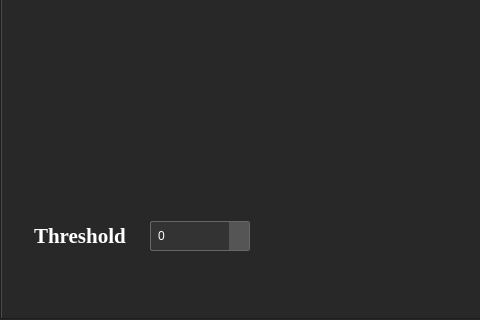
Before: the Qt Designer form MainWindow.ui in fadymohsen/VisionWithHarrisSIFT, drawn with Qt 5; both pictures show x 0 to 480 and y 365 to 685 of the 983 by 685 pixel window.
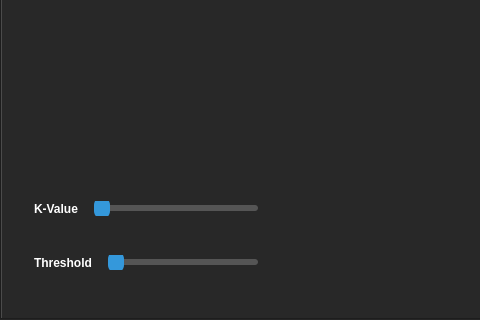
After: the same form once the commit is applied. Custom widgets are drawn as their Qt base class.

Commit message: Remove Spin Box to be Replaced by Sliders

Patch:
```diff
--- a/MainWindow.ui
+++ b/MainWindow.ui
@@ -1086,30 +1086,129 @@
             <item>
              <layout class="QHBoxLayout" name="horizontalLayout_2">
               <item>
-               <widget class="QLabel" name="label_6">
+               <widget class="QLabel" name="label_23">
+                <property name="sizePolicy">
+                 <sizepolicy hsizetype="Fixed" vsizetype="Preferred">
+                  <horstretch>0</horstretch>
+                  <verstretch>0</verstretch>
+                 </sizepolicy>
+                </property>
+                <property name="text">
+                 <string>K-Value</string>
+                </property>
+               </widget>
+              </item>
+              <item>
+               <spacer name="horizontalSpacer_40">
+                <property name="orientation">
+                 <enum>Qt::Horizontal</enum>
+                </property>
+                <property name="sizeType">
+                 <enum>QSizePolicy::Fixed</enum>
+                </property>
+                <property name="sizeHint" stdset="0">
+                 <size>
+                  <width>10</width>
+                  <height>20</height>
+                 </size>
+                </property>
+               </spacer>
+              </item>
+              <item>
+               <widget class="QSlider" name="horizontalSlider_5">
+                <property name="sizePolicy">
+                 <sizepolicy hsizetype="Maximum" vsizetype="Fixed">
+                  <horstretch>0</horstretch>
+                  <verstretch>0</verstretch>
+                 </sizepolicy>
+                </property>
                 <property name="minimumSize">
                  <size>
-                  <width>100</width>
+                  <width>150</width>
                   <height>0</height>
                  </size>
                 </property>
-                <property name="font">
-                 <font>
-                  <family>Georgia</family>
-                  <pointsize>16</pointsize>
-                  <bold>true</bold>
-                 </font>
+                <property name="maximumSize">
+                 <size>
+                  <width>300</width>
+                  <height>16777215</height>
+                 </size>
+                </property>
+                <property name="orientation">
+                 <enum>Qt::Horizontal</enum>
+                </property>
+               </widget>
+              </item>
+              <item>
+               <spacer name="horizontalSpacer_41">
+                <property name="orientation">
+                 <enum>Qt::Horizontal</enum>
+                </property>
+                <property name="sizeType">
+                 <enum>QSizePolicy::Fixed</enum>
+                </property>
+                <property name="sizeHint" stdset="0">
+                 <size>
+                  <width>10</width>
+                  <height>20</height>
+                 </size>
+                </property>
+               </spacer>
+              </item>
+              <item>
+               <widget class="QLabel" name="label_24">
+                <property name="minimumSize">
+                 <size>
+                  <width>25</width>
+                  <height>25</height>
+                 </size>
+                </property>
+                <property name="maximumSize">
+                 <size>
+                  <width>25</width>
+                  <height>25</height>
+                 </size>
+                </property>
+                <property name="text">
+                 <string/>
+                </property>
+               </widget>
+              </item>
+             </layout>
+            </item>
+            <item>
+             <spacer name="verticalSpacer_19">
+              <property name="orientation">
+               <enum>Qt::Vertical</enum>
+              </property>
+              <property name="sizeType">
+               <enum>QSizePolicy::Fixed</enum>
+              </property>
+              <property name="sizeHint" stdset="0">
+               <size>
+                <width>20</width>
+                <height>10</height>
+               </size>
+              </property>
+             </spacer>
+            </item>
+            <item>
+             <layout class="QHBoxLayout" name="horizontalLayout_23">
+              <item>
+               <widget class="QLabel" name="label_25">
+                <property name="sizePolicy">
+                 <sizepolicy hsizetype="Fixed" vsizetype="Preferred">
+                  <horstretch>0</horstretch>
+                  <verstretch>0</verstretch>
+                 </sizepolicy>
                 </property>
                 <property name="text">
                  <string>Threshold</string>
                 </property>
-                <property name="alignment">
-                 <set>Qt::AlignLeading|Qt::AlignLeft|Qt::AlignVCenter</set>
-                </property>
                </widget>
               </item>
               <item>
-               <spacer name="horizontalSpacer_15">
+               <spacer name="horizontalSpacer_42">
                 <property name="orientation">
                  <enum>Qt::Horizontal</enum>
                 </property>
@@ -1125,42 +1224,62 @@
                </spacer>
               </item>
               <item>
-               <widget class="QSpinBox" name="spinBox_2">
+               <widget class="QSlider" name="horizontalSlider_6">
                 <property name="sizePolicy">
-                 <sizepolicy hsizetype="Fixed" vsizetype="Fixed">
+                 <sizepolicy hsizetype="Maximum" vsizetype="Fixed">
                   <horstretch>0</horstretch>
                   <verstretch>0</verstretch>
                  </sizepolicy>
                 </property>
                 <property name="minimumSize">
                  <size>
-                  <width>100</width>
-                  <height>30</height>
+                  <width>150</width>
+                  <height>0</height>
                  </size>
                 </property>
                 <property name="maximumSize">
                  <size>
-                  <width>100</width>
-                  <height>30</height>
+                  <width>300</width>
+                  <height>16777215</height>
                  </size>
                 </property>
-                <property name="styleSheet">
-                 <string notr="true">QSpinBox {
-            background-color: #333;
-            color: white;
-            border: 1px solid #666;
-            padding: 5px;
-            border-radius: 2px;
-        }
-        QSpinBox::up-button, QSpinBox::down-button {
-            background-color: #555;
-            width: 20px;
-            border: none;
-            padding: 0px;
-        }
-        QSpinBox::up-button:hover, QSpinBox::down-button:hover {
-            background-color: #777;
-        }</string>
+                <property name="orientation">
+                 <enum>Qt::Horizontal</enum>
+                </property>
+               </widget>
+              </item>
+              <item>
+               <spacer name="horizontalSpacer_43">
+                <property name="orientation">
+                 <enum>Qt::Horizontal</enum>
+                </property>
+                <property name="sizeType">
+                 <enum>QSizePolicy::Fixed</enum>
+                </property>
+                <property name="sizeHint" stdset="0">
+                 <size>
+                  <width>10</width>
+                  <height>20</height>
+                 </size>
+                </property>
+               </spacer>
+              </item>
+              <item>
+               <widget class="QLabel" name="label_26">
+                <property name="minimumSize">
+                 <size>
+                  <width>25</width>
+                  <height>25</height>
+                 </size>
+                </property>
+                <property name="maximumSize">
+                 <size>
+                  <width>25</width>
+                  <height>25</height>
+                 </size>
+                </property>
+                <property name="text">
+                 <string/>
                 </property>
                </widget>
               </item>
```
Left out of the diff: 4 changed lines with no effect on the pictures.
